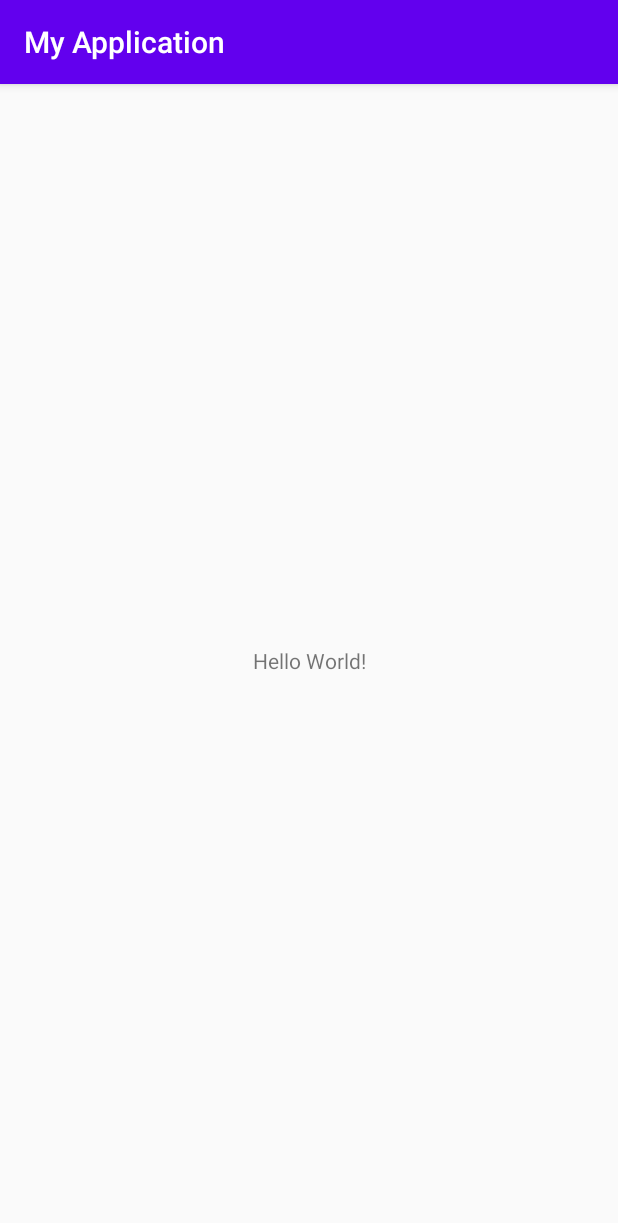
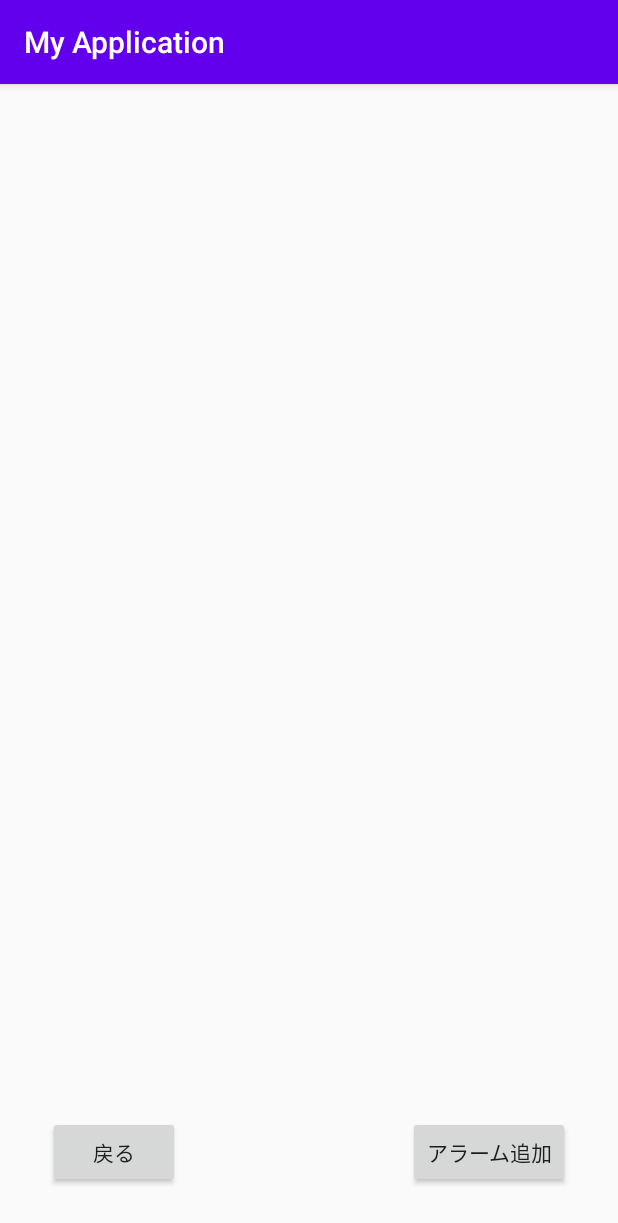
Before and after one commit to SOENOMIZUKI/HomeAlone, an Android app: the screen it shows after launch (MainActivity before the commit, AlarmActivity after it), on a phone screen of 412 x 824 dp. Shown: the top 1223 px of the screen. Run offline under Robolectric (Android 15) with nearby library versions, the phone set to English and light mode, and no system bars.

Commit message:
アラーム登録、アラーム一覧完成

```diff
--- a/app/src/main/AndroidManifest.xml
+++ b/app/src/main/AndroidManifest.xml
@@ -9,13 +9,15 @@
         android:roundIcon="@mipmap/ic_launcher_round"
         android:supportsRtl="true"
         android:theme="@style/AppTheme">
-        <activity android:name=".MainActivity">
+        <activity android:name=".AlarmActivity">
             <intent-filter>
                 <action android:name="android.intent.action.MAIN" />
 
                 <category android:name="android.intent.category.LAUNCHER" />
             </intent-filter>
         </activity>
+        <activity android:name=".AlarmSettingActivity">
+        </activity>
     </application>
 
 </manifest>
--- a/app/src/main/java/com/example/myapplication/AlarmSettingActivity.java
+++ b/app/src/main/java/com/example/myapplication/AlarmSettingActivity.java
@@ -3,6 +3,7 @@ package com.example.myapplication;
 import androidx.appcompat.app.AppCompatActivity;
 
 import android.app.TimePickerDialog;
+import android.content.Intent;
 import android.database.sqlite.SQLiteDatabase;
 import android.os.Bundle;
 import android.view.View;
@@ -61,6 +62,8 @@ public class AlarmSettingActivity extends AppCompatActivity {
                 String data = time.getText().toString();
                 if (data != null) dbm.insertAlarm(sqlDB, data,repeat);
                 Toast.makeText(AlarmSettingActivity.this, "アラームを登録しました", Toast.LENGTH_SHORT).show();
+                Intent intent = new Intent(getApplication(),AlarmActivity.class);
+                startActivity(intent);
             }
         });
     }
--- a/app/src/main/java/com/example/myapplication/DBManager.java
+++ b/app/src/main/java/com/example/myapplication/DBManager.java
@@ -1,13 +1,19 @@
 package com.example.myapplication;
 
 import android.content.Context;
+import android.database.sqlite.SQLiteCursor;
 import android.database.sqlite.SQLiteDatabase;
 import android.database.sqlite.SQLiteOpenHelper;
 import android.util.Log;
 
 import androidx.annotation.IntegerRes;
 
+import java.util.ArrayList;
+import java.util.List;
+
 public class DBManager extends SQLiteOpenHelper {
+
+    private static final String TAG = "****************";
 
     public DBManager(Context context){
         super(context,"Alarm.sqlite3",null,3);
@@ -26,8 +32,7 @@ public class DBManager extends SQLiteOpenHelper {
     }
     public void insertAlarm(SQLiteDatabase sqLiteDatabase, String data, Integer repeat){
         String sql = "INSERT INTO Alarm(data,repeat,switch) VALUES(?,?,1)";
-        sqLiteDatabase.execSQL(sql,new String[]{data});
-        sqLiteDatabase.execSQL(sql,new Integer[]{repeat});
+        sqLiteDatabase.execSQL(sql,new Object[]{data,repeat});
     }
     public void deleteAlarm(SQLiteDatabase sqLiteDatabase, String data){
         String sql = "DELETE from Alarm where data = ?";
@@ -35,8 +40,24 @@ public class DBManager extends SQLiteOpenHelper {
     }
     public void changeAlarm(SQLiteDatabase sqLiteDatabase, String data, Integer repeat, Integer switch1){
         String sql = "UPDATE Alarm set data=?,repeat=?,switch=?";
-        sqLiteDatabase.execSQL(sql,new String[]{data});
-        sqLiteDatabase.execSQL(sql,new Integer[]{repeat});
-        sqLiteDatabase.execSQL(sql,new Integer[]{switch1});
+        sqLiteDatabase.execSQL(sql,new Object[]{data,repeat,switch1});
+    }
+    public List<Alarm> selectAlarmList(SQLiteDatabase sqLiteDatabase){
+        List<Alarm> AlarmList = new ArrayList<>();
+        String selectSql = "SELECT * FROM Alarm ORDER BY alarm_id";
+        SQLiteCursor cursor = (SQLiteCursor)sqLiteDatabase.rawQuery(selectSql,null);
+        while (cursor.moveToNext()){
+            Alarm alarm = new Alarm();
+            alarm.setAlarm_id(cursor.getInt(cursor.getColumnIndex("alarm_id")));
+            alarm.setTime(cursor.getString(cursor.getColumnIndex("data")));
+            alarm.setRepeat(cursor.getInt(cursor.getColumnIndex("repeat")));
+            alarm.setSwitch1(cursor.getInt(cursor.getColumnIndex("switch")));
+            Log.d(TAG, "selectAlarmList: alarm.setAlarm_id="+alarm.getAlarm_id());
+            Log.d(TAG, "selectAlarmList: alarm.setTime="+alarm.getTime());
+            Log.d(TAG, "selectAlarmList: alarm.setRepeat="+alarm.getRepeat());
+            Log.d(TAG, "selectAlarmList: alarm.setSwitch1="+alarm.getSwitch1());
+            AlarmList.add(alarm);
+        }
+        return AlarmList;
     }
 }
--- a/app/src/main/res/layout/activity_alarm.xml
+++ b/app/src/main/res/layout/activity_alarm.xml
@@ -8,11 +8,32 @@
 
     <ListView
         android:id="@+id/lstvAlarm"
-        android:layout_width="400dp"
+        android:layout_width="404dp"
         android:layout_height="463dp"
-        android:layout_marginTop="252dp"
+        android:layout_marginTop="104dp"
         app:layout_constraintEnd_toEndOf="parent"
-        app:layout_constraintHorizontal_bias="0.454"
+        app:layout_constraintHorizontal_bias="0.428"
         app:layout_constraintStart_toStartOf="parent"
         app:layout_constraintTop_toTopOf="parent" />
+
+    <Button
+        android:id="@+id/alarminsertbtn"
+        android:layout_width="wrap_content"
+        android:layout_height="wrap_content"
+        android:layout_marginEnd="32dp"
+        android:layout_marginBottom="32dp"
+        android:onClick="onClickSendInsertAlarm"
+        android:text="@string/アラーム追加"
+        app:layout_constraintBottom_toBottomOf="parent"
+        app:layout_constraintEnd_toEndOf="parent" />
+
+    <Button
+        android:id="@+id/alarmback"
+        android:layout_width="wrap_content"
+        android:layout_height="wrap_content"
+        android:layout_marginStart="32dp"
+        android:layout_marginBottom="32dp"
+        android:text="@string/戻る"
+        app:layout_constraintBottom_toBottomOf="parent"
+        app:layout_constraintStart_toStartOf="parent" />
 </androidx.constraintlayout.widget.ConstraintLayout>
--- a/app/src/main/res/values/strings.xml
+++ b/app/src/main/res/values/strings.xml
@@ -5,4 +5,5 @@
     <string name="戻る">戻る</string>
     <string name="登録">登録</string>
     <string name="時刻選択">時刻選択</string>
+    <string name="アラーム追加">アラーム追加</string>
 </resources>
```
Also changed, not shown: app/src/main/java/com/example/myapplication/Alarm.java (added, +40 -0 lines), app/src/main/java/com/example/myapplication/AlarmActivity.java (+21 -13 lines), app/src/main/java/com/example/myapplication/CustomAdapter.java (+7 -5 lines), app/src/main/res/layout/list_alarm.xml (+5 -2 lines).
